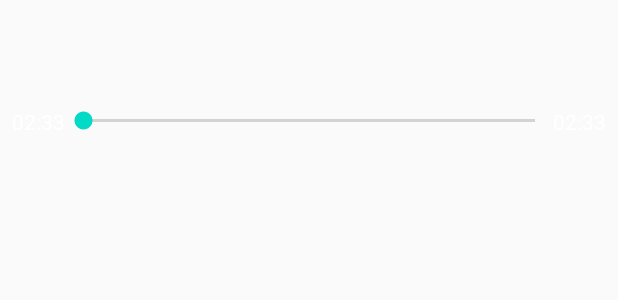
After one commit to raveendra6/raveendra6, an Android app: the layout preview_seekbar.xml on its own in the app's theme, with its tools: preview values and no code run, on a phone screen of 412 x 824 dp. The commit adds this screen. Shown: the top 300 px of the screen. Run offline under Robolectric (Android 15) with nearby library versions, the phone set to English and light mode, and no system bars.

Commit message:
Point 5 i have added background_video_preview.xml, preview_seekbar.xml, PreviewFrameSeekbar.kt, PreviewLoader.kt, TimeUtils.kt, SeekbarExt.kt
added preview_seekbar.xml dimension values frame_width, frame_height, margin, seekbar_padding in dimens.xml

added kotlinOptions jvmTarget Version,  library componets Glide, coroutines and lifecycle in app gradle

The seekbar with a preview image functionality is completed

```diff
--- /dev/null
+++ b/app/src/main/res/drawable/background_video_preview.xml
@@ -0,0 +1,11 @@
+<?xml version="1.0" encoding="utf-8"?>
+<shape xmlns:android="http://schemas.android.com/apk/res/android"
+    android:shape="rectangle">
+
+    <stroke
+        android:width="1dp"
+        android:color="@android:color/white" />
+
+    <solid android:color="@android:color/black"/>
+
+</shape>
--- /dev/null
+++ b/app/src/main/res/layout/preview_seekbar.xml
@@ -0,0 +1,77 @@
+<?xml version="1.0" encoding="utf-8"?>
+<androidx.constraintlayout.widget.ConstraintLayout xmlns:android="http://schemas.android.com/apk/res/android"
+    xmlns:app="http://schemas.android.com/apk/res-auto"
+    xmlns:tools="http://schemas.android.com/tools"
+    android:layout_width="match_parent"
+    android:layout_height="wrap_content">
+
+    <androidx.constraintlayout.widget.Group
+        android:id="@+id/seekGroup"
+        android:layout_width="wrap_content"
+        android:layout_height="wrap_content"
+        android:visibility="gone"
+        app:constraint_referenced_ids="image, seekProgress" />
+
+    <androidx.constraintlayout.widget.Group
+        android:id="@+id/progressGroup"
+        android:layout_width="wrap_content"
+        android:layout_height="wrap_content"
+        app:constraint_referenced_ids="progress, total" />
+
+    <ImageView
+        android:id="@+id/image"
+        android:layout_width="@dimen/frame_width"
+        android:layout_height="@dimen/frame_height"
+        android:layout_marginBottom="50dp"
+        android:padding="1dp"
+        android:background="@drawable/background_video_preview"
+        app:layout_constraintEnd_toEndOf="parent"
+        app:layout_constraintStart_toStartOf="parent"
+        app:layout_constraintTop_toTopOf="parent" />
+
+    <TextView
+        android:id="@+id/seekProgress"
+        android:layout_width="wrap_content"
+        android:layout_height="wrap_content"
+        android:layout_marginTop="12dp"
+        android:textColor="#FFF"
+        app:layout_constraintEnd_toEndOf="@id/image"
+        app:layout_constraintStart_toStartOf="@id/image"
+        app:layout_constraintTop_toBottomOf="@id/image"
+        tools:text="02:33" />
+
+    <SeekBar
+        android:id="@+id/seekBar"
+        android:layout_width="0dp"
+        android:layout_height="50dp"
+        android:layout_marginTop="56dp"
+        android:paddingStart="@dimen/seekbar_padding"
+        android:paddingEnd="@dimen/seekbar_padding"
+        app:layout_constraintBottom_toBottomOf="parent"
+        app:layout_constraintEnd_toStartOf="@id/total"
+        app:layout_constraintStart_toEndOf="@id/progress"
+        app:layout_constraintTop_toBottomOf="@id/image" />
+
+    <TextView
+        android:id="@+id/progress"
+        android:layout_width="wrap_content"
+        android:layout_height="wrap_content"
+        android:layout_marginStart="@dimen/margin"
+        android:textColor="#FFF"
+        app:layout_constraintBottom_toBottomOf="@id/seekBar"
+        app:layout_constraintStart_toStartOf="parent"
+        app:layout_constraintTop_toTopOf="@id/seekBar"
+        tools:text="02:33" />
+
+    <TextView
+        android:id="@+id/total"
+        android:layout_width="wrap_content"
+        android:layout_height="wrap_content"
+        android:layout_marginEnd="@dimen/margin"
+        android:textColor="#FFF"
+        app:layout_constraintBottom_toBottomOf="@id/seekBar"
+        app:layout_constraintEnd_toEndOf="parent"
+        app:layout_constraintTop_toTopOf="@id/seekBar"
+        tools:text="02:33" />
+
+</androidx.constraintlayout.widget.ConstraintLayout>
--- a/app/src/main/res/values/dimens.xml
+++ b/app/src/main/res/values/dimens.xml
@@ -1,3 +1,7 @@
 <resources>
     <dimen name="fab_margin">16dp</dimen>
+    <dimen name="frame_width">160dp</dimen>
+    <dimen name="frame_height">100dp</dimen>
+    <dimen name="margin">8dp</dimen>
+    <dimen name="seekbar_padding">12dp</dimen>
 </resources>
```
Also changed, not shown: app/build.gradle (+11 -0 lines), app/src/main/java/com/raveendra/testexoplayer/ui/MainActivity.kt (+32 -3 lines), app/src/main/java/com/raveendra/testexoplayer/utility/SeekbarExt.kt (added, +25 -0 lines), app/src/main/java/com/raveendra/testexoplayer/utility/TimeUtils.kt (added, +18 -0 lines), app/src/main/java/com/raveendra/testexoplayer/view/PreviewFrameSeekBar.kt (added, +119 -0 lines), app/src/main/java/com/raveendra/testexoplayer/view/PreviewLoader.kt (added, +74 -0 lines), app/src/main/res/layout/activity_main.xml (+24 -7 lines).
